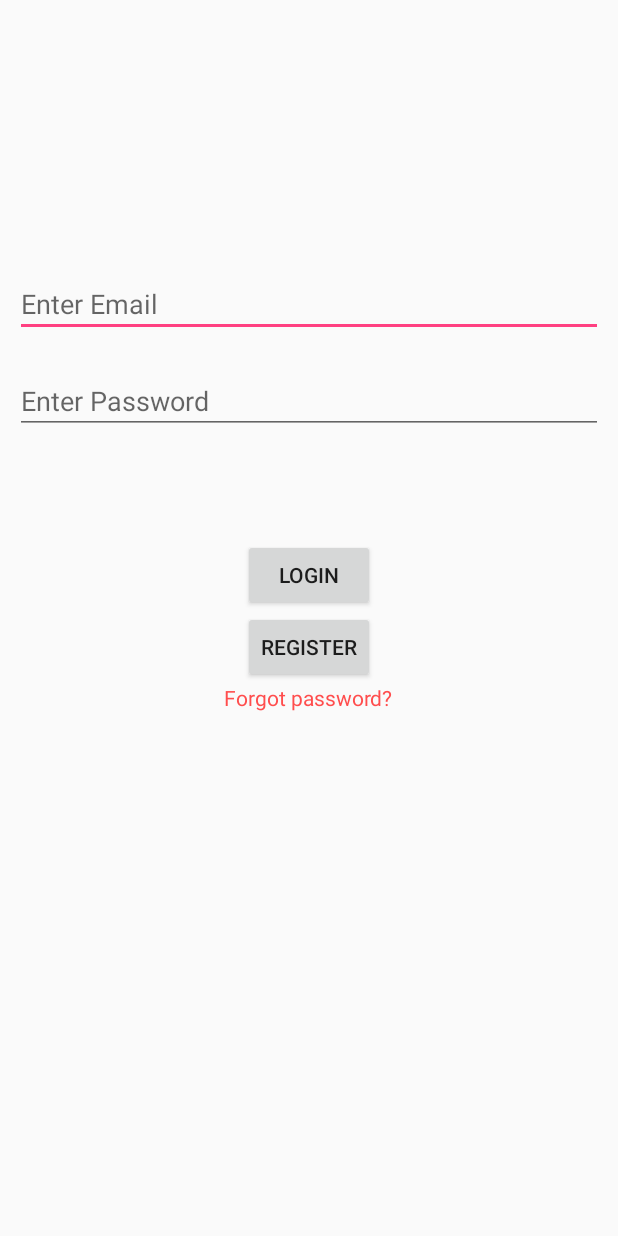
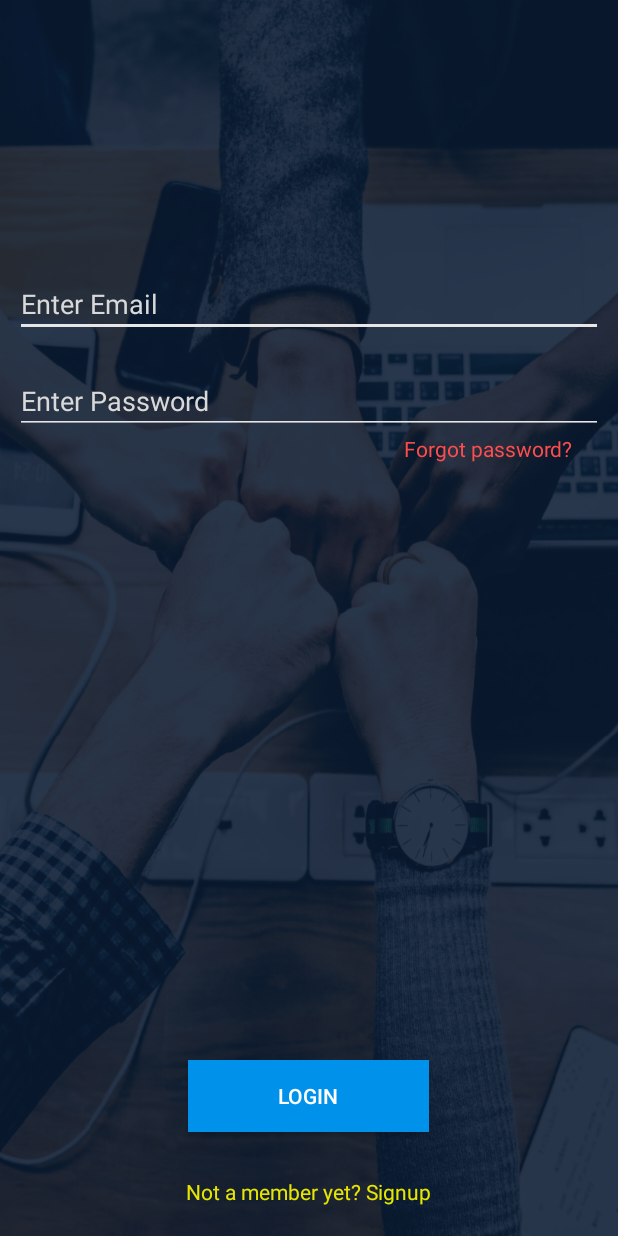
Before and after one commit to Ashutosh181094/HighRadiusFeedy, an Android app: the screen it shows after launch (Login), on a phone screen of 412 x 824 dp. Run offline under Robolectric (Android 15) with nearby library versions, the phone set to English and light mode, and no system bars; our stand-ins replace Firebase (no records; nobody signed in at launch, a user with empty details on screens opened directly); Roboto replaces fonts that are not available here.

Commit message:
Login UI

```diff
--- a/app/src/main/java/com/example/a1505197/highradiusfeedy/Login.java
+++ b/app/src/main/java/com/example/a1505197/highradiusfeedy/Login.java
@@ -21,7 +21,7 @@ import com.google.firebase.auth.FirebaseAuth;
 import com.google.firebase.auth.FirebaseUser;
 
 public class Login extends AppCompatActivity {
-Button login,register;
+Button login;TextView register;
     ProgressBar progressBar;
     EditText etemail,etpassword;
     TextView ForgotPassword;
--- a/app/src/main/res/layout/activity_login.xml
+++ b/app/src/main/res/layout/activity_login.xml
@@ -5,12 +5,14 @@
     android:layout_width="match_parent"
     android:layout_height="match_parent"
     android:orientation="vertical"
+    android:background="@drawable/login_background"
     tools:context="com.example.a1505197.highradiusfeedy.Login">
 
 <LinearLayout
     android:layout_width="match_parent"
     android:layout_height="match_parent"
     android:orientation="vertical"
+    android:paddingHorizontal="10dp"
     >
 
     <EditText
@@ -20,8 +22,10 @@
         android:hint="Enter Email"
         android:paddingTop="10dp"
         android:paddingBottom="10dp"
-        android:layout_marginLeft="10dp"
-        android:layout_marginRight="10dp"
+        android:textColor="@color/White"
+        android:textColorHint="@color/grey2"
+        android:backgroundTint="@color/grey1"
+
         android:layout_marginTop="180dp"/>
     <EditText
         android:layout_width="match_parent"
@@ -31,15 +35,47 @@
         android:paddingTop="10dp"
         android:paddingBottom="10dp"
         android:layout_marginTop="20dp"
-        android:layout_marginLeft="10dp"
-        android:layout_marginRight="10dp"/>
+        android:textColor="@color/White"
+        android:textColorHint="@color/grey2"
+        android:backgroundTint="@color/grey1"
+/>
+    <RelativeLayout
+        android:layout_width="match_parent"
+        android:layout_height="wrap_content">
+
+    <TextView
+        android:id="@+id/tvForgotPassword"
+        android:layout_width="wrap_content"
+        android:layout_height="wrap_content"
+        android:layout_gravity="center"
+        android:text="Forgot password?"
+        android:textColor="@color/red1"
+        android:layout_alignParentRight="true"
+        android:layout_marginEnd="20dp"
+
+        />
+    </RelativeLayout>
+
     <ProgressBar
         android:layout_width="50dp"
         android:layout_height="50dp"
         android:id="@+id/progressBar"
         android:layout_centerInParent="true"
         android:layout_marginLeft="150dp"
+        android:layout_marginTop="10dp"
         />
+
+
+</LinearLayout>
+
+
+
+    <LinearLayout
+        android:layout_width="match_parent"
+        android:layout_height="wrap_content"
+        android:orientation="vertical"
+        android:layout_alignParentBottom="true"
+        android:layout_marginBottom="20dp">
         <Button
             android:layout_width="wrap_content"
             android:layout_height="wrap_content"
@@ -47,21 +83,20 @@
             android:id="@+id/btn_login"
             android:layout_gravity="center"
             android:layout_marginTop="20dp"
+            android:background="#0091EA"
+            android:textColor="@color/White"
+            android:paddingHorizontal="60dp"
             />
-    <Button
+        <TextView
             android:layout_width="wrap_content"
             android:layout_height="wrap_content"
-        android:text="REGISTER"
+            android:text="Not a member yet? Signup"
+            android:layout_marginTop="30dp"
+            android:textColor="@color/yellow1"
             android:layout_gravity="center"
+
             android:id="@+id/btn_register"/>
-    <TextView
-        android:id="@+id/tvForgotPassword"
-        android:layout_width="wrap_content"
-        android:layout_height="wrap_content"
-        android:text="Forgot password?"
-        android:textColor="@color/red1"
-        android:layout_gravity="center"
-        />
+
     </LinearLayout>
 
 
--- a/app/src/main/res/layout/activity_register.xml
+++ b/app/src/main/res/layout/activity_register.xml
@@ -14,7 +14,7 @@
         <RelativeLayout
             android:layout_width="match_parent"
             android:layout_height="wrap_content"
-            android:padding="30dp"
+            android:padding="25dp"
             android:background="@color/colorPrimary"
             android:id="@+id/top_bar">
 
@@ -33,7 +33,7 @@
         android:layout_width="match_parent"
         android:layout_height="wrap_content"
         android:orientation="vertical"
-        android:layout_marginTop="30dp"
+        android:layout_marginTop="20dp"
         android:paddingHorizontal="20dp"
         android:layout_below="@+id/top_bar">
     <ProgressBar
```
Also changed, not shown: app/src/main/res/drawable-hdpi/login_background.png (added), app/src/main/res/drawable-mdpi/login_background.png (added), app/src/main/res/drawable-xhdpi/login_background.png (added), app/src/main/res/drawable/login_screen.png (added), 2 other files. Lines whose indentation alone changed are shown as unchanged.
